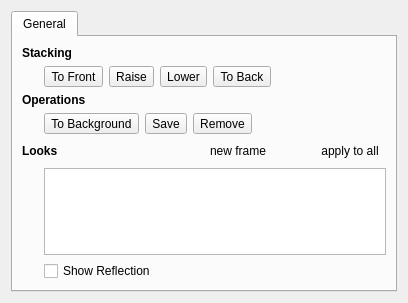
Old version of the form items/AbstractConfig.ui in the repository enricoros/fotowall.
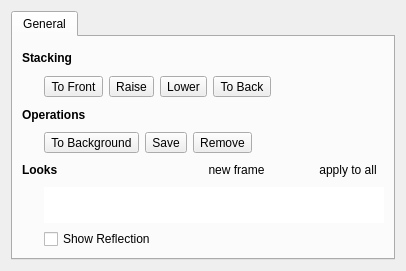
New version of the form. Icons and pictures are not drawn.

```diff
--- a/items/AbstractConfig.ui
+++ b/items/AbstractConfig.ui
@@ -6,8 +6,8 @@
    <rect>
     <x>0</x>
     <y>0</y>
-    <width>408</width>
-    <height>303</height>
+    <width>406</width>
+    <height>271</height>
    </rect>
   </property>
   <layout class="QVBoxLayout" name="verticalLayout_2">
@@ -274,9 +274,18 @@
            <property name="minimumSize">
             <size>
              <width>310</width>
-             <height>55</height>
+             <height>36</height>
             </size>
            </property>
+           <property name="maximumSize">
+            <size>
+             <width>16777215</width>
+             <height>36</height>
+            </size>
+           </property>
+           <property name="frameShape">
+            <enum>QFrame::NoFrame</enum>
+           </property>
            <property name="editTriggers">
             <set>QAbstractItemView::NoEditTriggers</set>
            </property>
@@ -288,8 +297,8 @@
            </property>
            <property name="iconSize">
             <size>
-             <width>48</width>
-             <height>48</height>
+             <width>32</width>
+             <height>32</height>
             </size>
            </property>
            <property name="verticalScrollMode">
```
